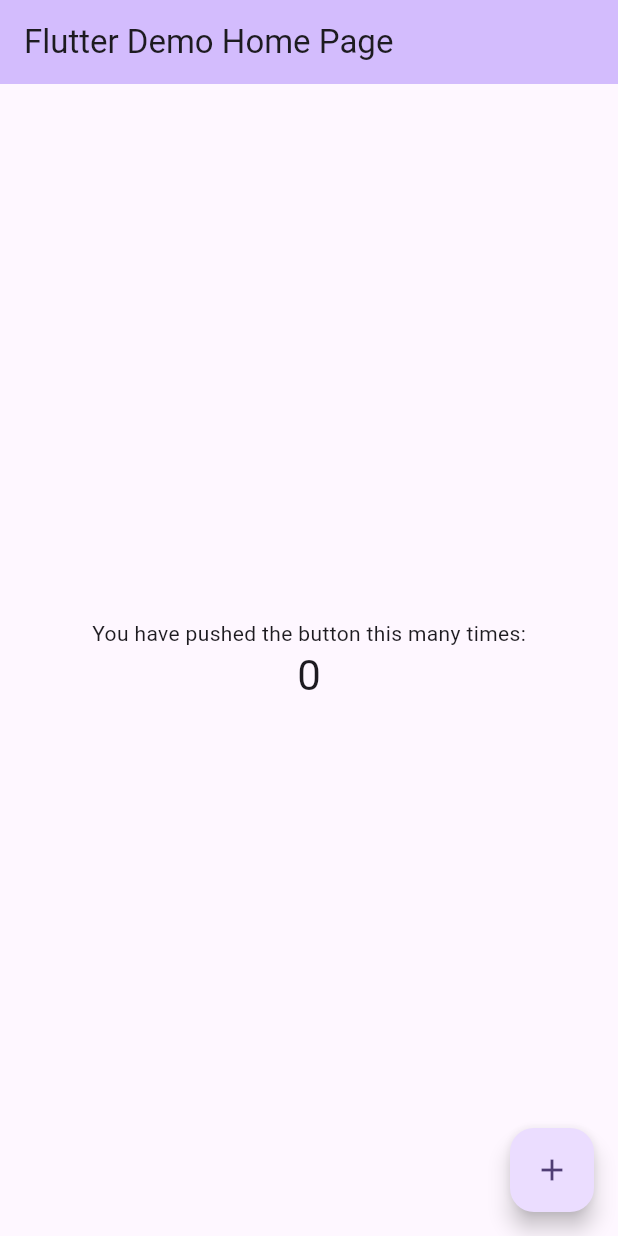
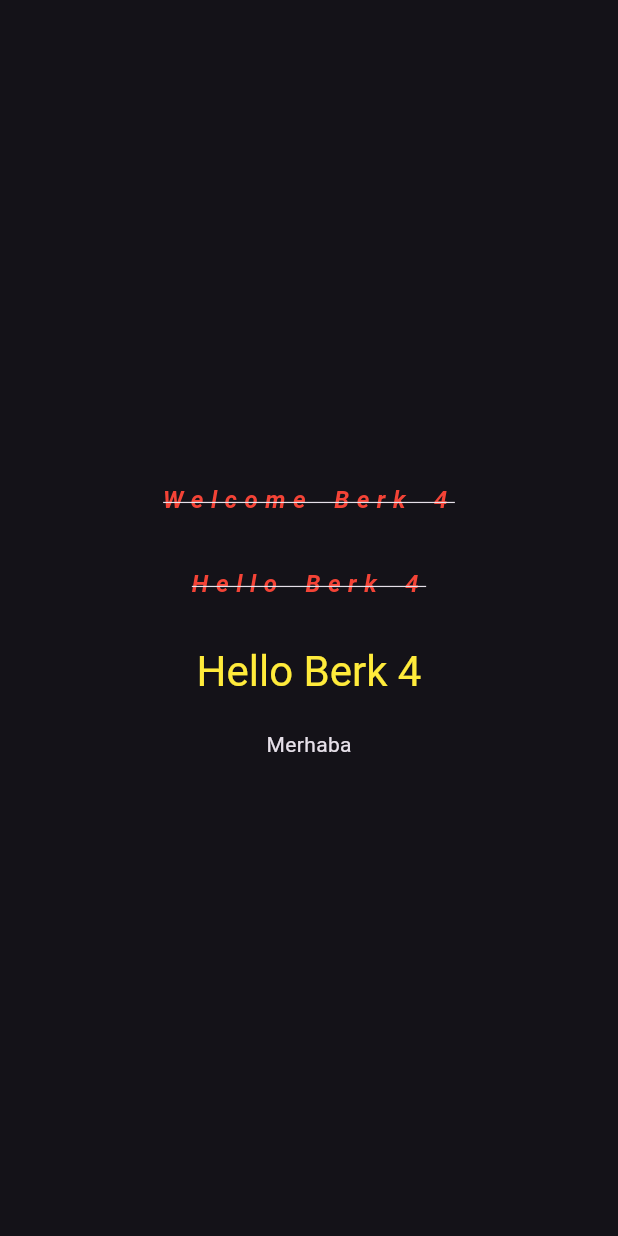
Before and after one commit to BerkCanpolat/Flutter-Learn, a Flutter app: the screen it shows after launch, on a phone screen of 412 x 824 dp. Run offline on Flutter 3.47's test engine with Material 3 defaults, Android fonts, the phone set to English and light mode, and no system bars; our stand-ins replace flutter_bloc, sqflite; accounts and stored records are empty; generated files the repository leaves out were written again.

Commit message:
Text Learn added

```diff
--- /dev/null
+++ b/Veli_Bacik/flutter_learn_full_course/flutter_full_learn/lib/101/text_learn_view.dart
@@ -0,0 +1,84 @@
+import 'package:flutter/material.dart';
+
+class TextLearnView extends StatelessWidget {
+  TextLearnView({super.key, this.userName,});
+
+  final String name = 'Berk';
+  final String? userName;
+  final ProjectKeys keys = ProjectKeys();
+
+  @override
+  Widget build(BuildContext context) {
+    return Scaffold(
+      body: Center(
+        child: Column(
+          mainAxisAlignment: MainAxisAlignment.center,
+          children: [
+            Text(
+              'Welcome $name ${name.length}',
+              style: const TextStyle(
+                  //WodSpacing => Kelimelerin arasına boşluk koyar.
+                  wordSpacing: 5,
+                  //LetterSpacing => Harflerin arasına boşluk koyar.
+                  letterSpacing: 5,
+                  fontSize: 16,
+                  fontWeight: FontWeight.w600,
+                  //TextDecoration => Yazının altı, üstü çizgili hale getirir.
+                  decoration: TextDecoration.lineThrough,
+                  fontStyle: FontStyle.italic,
+                  height: 2,
+                  color: Colors.red),
+              //MaxLines => Satırın max kaç olacağını belirler.
+              maxLines: 2,
+              //OverFlow => 2'den fazla satır varsa 3 nokta olmasını sağlar.
+              overflow: TextOverflow.ellipsis,
+              //TextAlign => Yazının ortada, sağda, solda olmasını sağlar.
+              textAlign: TextAlign.right,
+            ),
+            Text(
+              'Hello $name ${name.length}',
+              style: ProjectStyles.welcomeStyle,
+              maxLines: 2,
+              overflow: TextOverflow.ellipsis,
+              textAlign: TextAlign.right,
+            ),
+            Text(
+              'Hello $name ${name.length}',
+              style: Theme.of(context).textTheme.headlineMedium?.copyWith(
+                color: ProjectColors.welcomecolor
+              ),
+              maxLines: 2,
+              overflow: TextOverflow.ellipsis,
+              textAlign: TextAlign.right,
+            ),
+            Text(userName ?? ""),
+            Text(keys.welcomeString),
+          ],
+        ),
+      ),
+    );
+  }
+}
+
+class ProjectStyles {
+  static TextStyle welcomeStyle = const TextStyle(
+      wordSpacing: 5,
+      letterSpacing: 5,
+      fontSize: 16,
+      fontWeight: FontWeight.w600,
+      decoration: TextDecoration.lineThrough,
+      fontStyle: FontStyle.italic,
+      height: 5,
+      color: Colors.red);
+}
+
+class ProjectColors {
+  //Bu şekilde hotRestart atmamız gerek.
+  static Color welcomecolor = Colors.yellow;
+  // Bu şekilde direk değişikliği görebiliriz.
+  static Color get welcomecolors => Colors.yellow;
+}
+
+class ProjectKeys {
+  final String welcomeString = "Merhaba";
+}
--- a/Veli_Bacik/flutter_learn_full_course/flutter_full_learn/lib/main.dart
+++ b/Veli_Bacik/flutter_learn_full_course/flutter_full_learn/lib/main.dart
@@ -1,4 +1,5 @@
 import 'package:flutter/material.dart';
+import 'package:flutter_full_learn/101/text_learn_view.dart';
 
 void main() {
   runApp(const MyApp());
@@ -12,114 +13,8 @@
   Widget build(BuildContext context) {
     return MaterialApp(
       title: 'Flutter Demo',
-      theme: ThemeData(
-        // This is the theme of your application.
-        //
-        // TRY THIS: Try running your application with "flutter run". You'll see
-        // the application has a purple toolbar. Then, without quitting the app,
-        // try changing the seedColor in the colorScheme below to Colors.green
-        // and then invoke "hot reload" (save your changes or press the "hot
-        // reload" button in a Flutter-supported IDE, or press "r" if you used
-        // the command line to start the app).
-        //
-        // Notice that the counter didn't reset back to zero; the application
-        // state is not lost during the reload. To reset the state, use hot
-        // restart instead.
-        //
-        // This works for code too, not just values: Most code changes can be
-        // tested with just a hot reload.
-        colorScheme: ColorScheme.fromSeed(seedColor: Colors.deepPurple),
-        useMaterial3: true,
-      ),
-      home: const MyHomePage(title: 'Flutter Demo Home Page'),
+      theme: ThemeData.dark(),
+      home: TextLearnView()
     );
   }
 }
-
-class MyHomePage extends StatefulWidget {
-  const MyHomePage({super.key, required this.title});
-
-  // This widget is the home page of your application. It is stateful, meaning
-  // that it has a State object (defined below) that contains fields that affect
-  // how it looks.
-
-  // This class is the configuration for the state. It holds the values (in this
-  // case the title) provided by the parent (in this case the App widget) and
-  // used by the build method of the State. Fields in a Widget subclass are
-  // always marked "final".
-
-  final String title;
-
-  @override
-  State<MyHomePage> createState() => _MyHomePageState();
-}
-
-class _MyHomePageState extends State<MyHomePage> {
-  int _counter = 0;
-
-  void _incrementCounter() {
-    setState(() {
-      // This call to setState tells the Flutter framework that something has
-      // changed in this State, which causes it to rerun the build method below
-      // so that the display can reflect the updated values. If we changed
-      // _counter without calling setState(), then the build method would not be
-      // called again, and so nothing would appear to happen.
-      _counter++;
-    });
-  }
-
-  @override
-  Widget build(BuildContext context) {
-    // This method is rerun every time setState is called, for instance as done
-    // by the _incrementCounter method above.
-    //
-    // The Flutter framework has been optimized to make rerunning build methods
-    // fast, so that you can just rebuild anything that needs updating rather
-    // than having to individually change instances of widgets.
-    return Scaffold(
-      appBar: AppBar(
-        // TRY THIS: Try changing the color here to a specific color (to
-        // Colors.amber, perhaps?) and trigger a hot reload to see the AppBar
-        // change color while the other colors stay the same.
-        backgroundColor: Theme.of(context).colorScheme.inversePrimary,
-        // Here we take the value from the MyHomePage object that was created by
-        // the App.build method, and use it to set our appbar title.
-        title: Text(widget.title),
-      ),
-      body: Center(
-        // Center is a layout widget. It takes a single child and positions it
-        // in the middle of the parent.
-        child: Column(
-          // Column is also a layout widget. It takes a list of children and
-          // arranges them vertically. By default, it sizes itself to fit its
-          // children horizontally, and tries to be as tall as its parent.
-          //
-          // Column has various properties to control how it sizes itself and
-          // how it positions its children. Here we use mainAxisAlignment to
-          // center the children vertically; the main axis here is the vertical
-          // axis because Columns are vertical (the cross axis would be
-          // horizontal).
-          //
-          // TRY THIS: Invoke "debug painting" (choose the "Toggle Debug Paint"
-          // action in the IDE, or press "p" in the console), to see the
-          // wireframe for each widget.
-          mainAxisAlignment: MainAxisAlignment.center,
-          children: <Widget>[
-            const Text(
-              'You have pushed the button this many times:',
-            ),
-            Text(
-              '$_counter',
-              style: Theme.of(context).textTheme.headlineMedium,
-            ),
-          ],
-        ),
-      ),
-      floatingActionButton: FloatingActionButton(
-        onPressed: _incrementCounter,
-        tooltip: 'Increment',
-        child: const Icon(Icons.add),
-      ), // This trailing comma makes auto-formatting nicer for build methods.
-    );
-  }
-}
```
